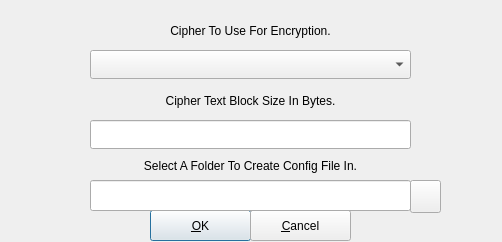
Above: src/cryfscreateoptions.ui from mhogomchungu/sirikali before the change. Below: the same form after it.
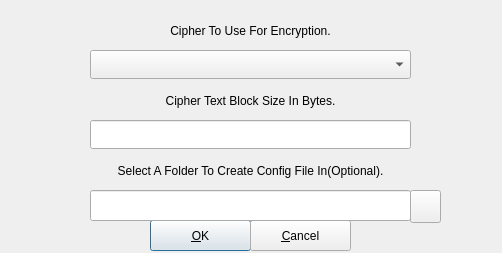
That is the form after the change.

What changed in the file:
```diff
--- a/src/cryfscreateoptions.ui
+++ b/src/cryfscreateoptions.ui
@@ -7,7 +7,7 @@
     <x>0</x>
     <y>0</y>
     <width>502</width>
-    <height>242</height>
+    <height>253</height>
    </rect>
   </property>
   <property name="windowTitle">
@@ -72,7 +72,7 @@
    <property name="geometry">
     <rect>
      <x>150</x>
-     <y>210</y>
+     <y>220</y>
      <width>101</width>
      <height>31</height>
     </rect>
@@ -85,7 +85,7 @@
    <property name="geometry">
     <rect>
      <x>250</x>
-     <y>210</y>
+     <y>220</y>
      <width>101</width>
      <height>31</height>
     </rect>
@@ -100,11 +100,11 @@
      <x>10</x>
      <y>150</y>
      <width>481</width>
-     <height>31</height>
+     <height>41</height>
     </rect>
    </property>
    <property name="text">
-    <string>Select A Folder To Create Config File In.</string>
+    <string>Select A Folder To Create Config File In(Optional).</string>
    </property>
    <property name="alignment">
     <set>Qt::AlignCenter</set>
@@ -114,7 +114,7 @@
    <property name="geometry">
     <rect>
      <x>90</x>
-     <y>180</y>
+     <y>190</y>
      <width>321</width>
      <height>31</height>
     </rect>
@@ -130,7 +130,7 @@
    <property name="geometry">
     <rect>
      <x>410</x>
-     <y>180</y>
+     <y>190</y>
      <width>31</width>
      <height>33</height>
     </rect>
```
